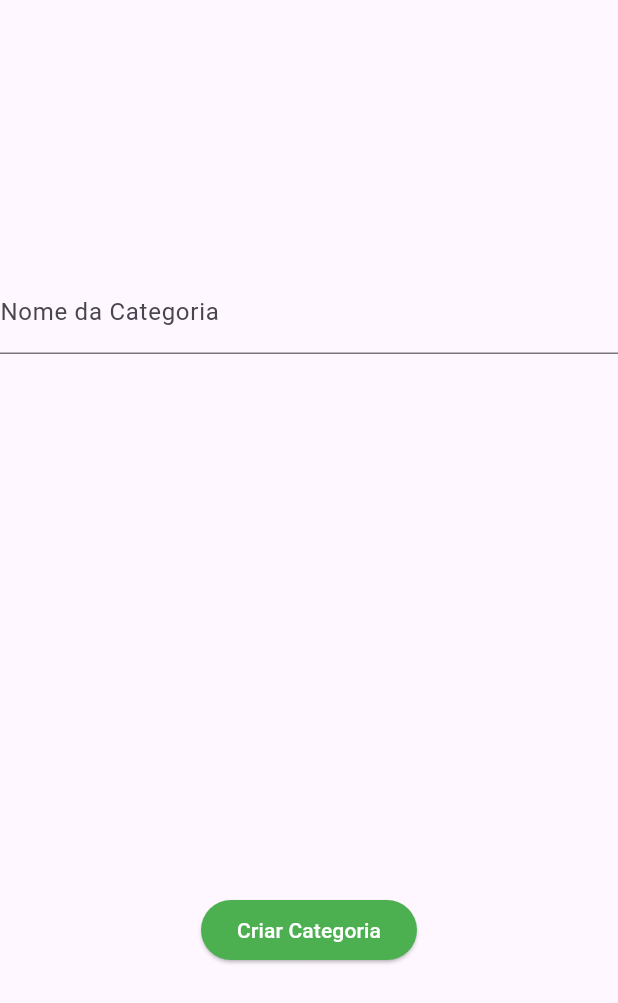
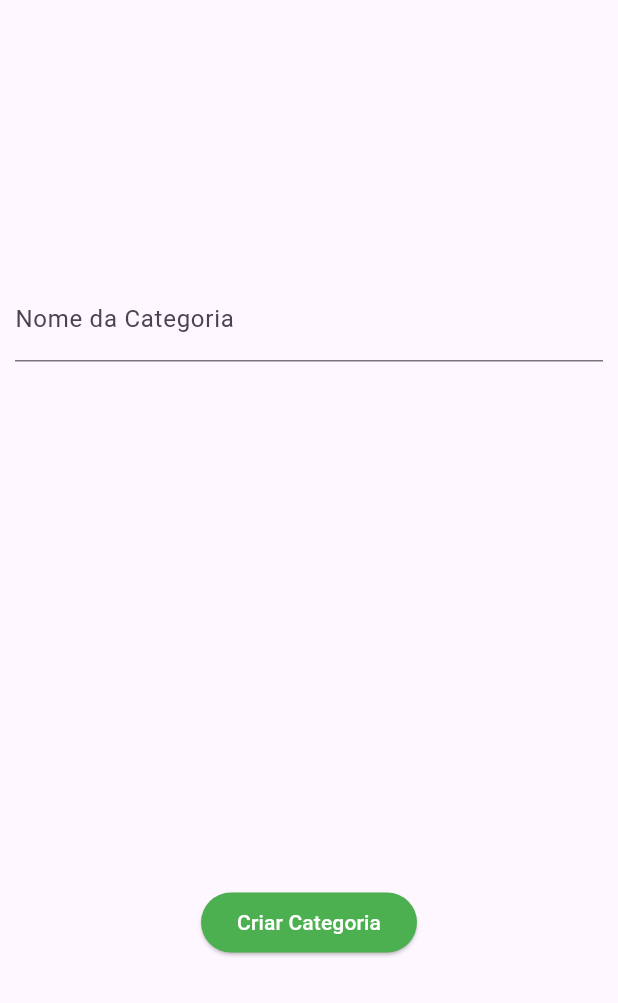
Before and after one commit to Eder-Queiroz/pdv-app, a Flutter app: the CategoryCreateForm widget shown alone on an empty page, opened directly with empty values, on a phone screen of 412 x 824 dp. Shown: the top 1003 px of the screen. Run offline on Flutter 3.47's test engine with Material 3 defaults, Android fonts, the phone set to English and light mode, and no system bars.

Commit message:
Fix: add padding in category_create_form

```diff
--- a/lib/components/category_create_form.dart
+++ b/lib/components/category_create_form.dart
@@ -3,7 +3,7 @@ import 'package:flutter/material.dart';
 class CategoryCreateForm extends StatefulWidget {
   void Function(String) submitForm;
 
-  CategoryCreateForm({super.key,required this.submitForm});
+  CategoryCreateForm({super.key, required this.submitForm});
 
   @override
   _CategoryCreateFormState createState() => _CategoryCreateFormState();
@@ -15,20 +15,26 @@ class _CategoryCreateFormState extends State<CategoryCreateForm> {
   @override
   Widget build(BuildContext context) {
     return Center(
+      child: Padding(
+        padding: EdgeInsets.only(
+          top: 10,
+          right: 10,
+          left: 10,
+          bottom: MediaQuery.of(context).viewInsets.bottom + 10,
+        ),
         child: Column(
           mainAxisAlignment: MainAxisAlignment.spaceAround,
           children: <Widget>[
             TextField(
-              decoration: InputDecoration(
-                labelText: "Nome da Categoria"
-              ),
+              decoration: InputDecoration(labelText: "Nome da Categoria"),
               controller: _valueController,
               onSubmitted: (_) => widget.submitForm(_valueController.text),
             ),
             Row(
               mainAxisAlignment: MainAxisAlignment.center,
               children: <Widget>[
-              ElevatedButton(onPressed: (){
+                ElevatedButton(
+                    onPressed: () {
                       widget.submitForm(_valueController.text);
                     },
                     style: ElevatedButton.styleFrom(
@@ -42,6 +48,7 @@ class _CategoryCreateFormState extends State<CategoryCreateForm> {
             )
           ],
         ),
+      ),
     );
   }
 }
```
Lines whose indentation alone changed are shown as unchanged.
